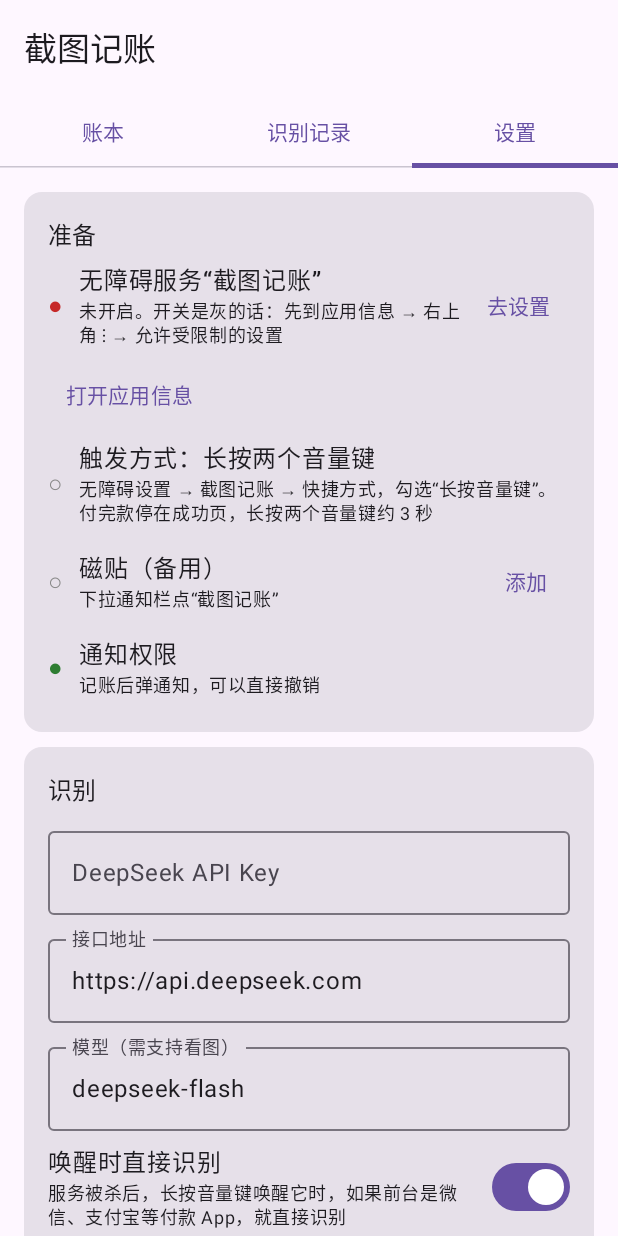
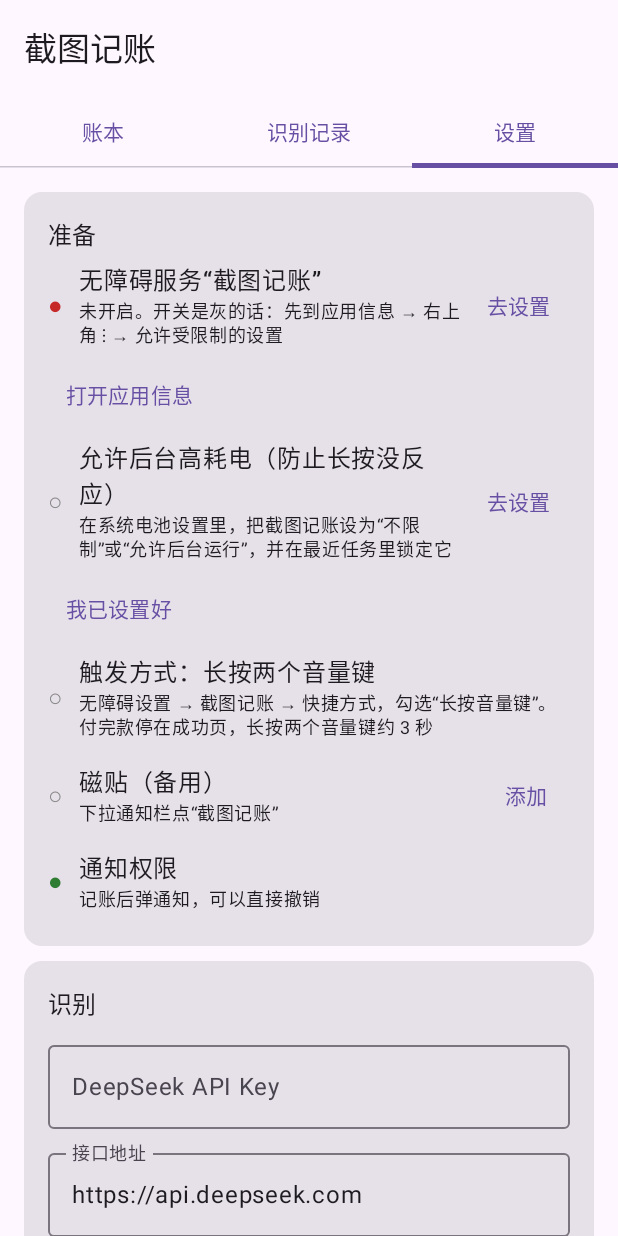
Before and after one commit to shaowenfu/Bookkeeper, an Android app built with Jetpack Compose: the screen it shows after launch (MainActivity), tab 3 chosen, on a phone screen of 412 x 824 dp. Run offline under Robolectric (Android 15) with nearby library versions, the phone set to English and light mode, and no system bars; our stand-ins replace Room's generated code.

Commit message:
M1.1: drop shortcut clicks delivered late by vivo freezing, battery guide, empty-response and needs-review fixes
- Shortcut trigger is ignored (with toast + stale_trigger log) when the active
  window is our own app, the launcher or SystemUI: those are clicks queued while
  the process was frozen and delivered when the user opened the app.
- In-app guide for vivo 允许后台高耗电 (ledger banner + settings row), opens the
  vivo background-power page when possible; settings flags late clicks after setup.
- Empty model content is recorded as no_tx instead of retried 3x.
- needs_review text check only applies when the screen text contains an amount.

Co-Authored-By: Claude Opus 5.5 <noreply@anthropic.com>
Claude-Session: https://claude.ai/code/session_01MGMxsvYSHb9ttdkuSeGzZ9

```diff
--- a/app/build.gradle.kts
+++ b/app/build.gradle.kts
@@ -21,8 +21,8 @@ android {
         applicationId = "com.shaowenfu.bookkeeper"
         minSdk = 30
         targetSdk = 35
-        versionCode = 3
-        versionName = "0.3.0-m1"
+        versionCode = 4
+        versionName = "0.3.1"
     }
 
     signingConfigs {
--- a/app/src/main/java/com/shaowenfu/bookkeeper/recognize/Ledger.kt
+++ b/app/src/main/java/com/shaowenfu/bookkeeper/recognize/Ledger.kt
@@ -24,6 +24,9 @@ object Ledger {
     private val DIRECTIONS = setOf("expense", "refund", "income", "transfer", "repayment")
     private const val MIN = 60_000L
 
+    /** 屏幕文字里确实出现过金额，才拿它核对模型读出的金额 */
+    private val MONEY_IN_TEXT = Regex("[¥￥]\\s*\\d|\\d+\\.\\d{2}")
+
     suspend fun apply(context: Context, raw: RawEvent, result: JSONObject): List<Outcome> {
         val db = AppDatabase.get(context)
         val arr = result.optJSONArray("transactions") ?: return emptyList()
@@ -41,7 +44,7 @@ object Ledger {
                 val occurredAt = parsedTime ?: raw.createdAt
                 val confidence = o.optDouble("confidence", 1.0)
                 val amountStr = BigDecimal(cents).movePointLeft(2).setScale(2).toPlainString()
-                val textMismatch = !raw.flatText.isNullOrBlank() && raw.textChars >= 10 &&
+                val textMismatch = !raw.flatText.isNullOrBlank() && raw.textChars >= 10 && MONEY_IN_TEXT.containsMatchIn(raw.flatText) &&
                     !raw.flatText.replace(",", "").contains(amountStr)
                 val items = parseItems(o.optJSONArray("items"))
                 val now = System.currentTimeMillis()
--- a/app/src/main/java/com/shaowenfu/bookkeeper/settings/Prefs.kt
+++ b/app/src/main/java/com/shaowenfu/bookkeeper/settings/Prefs.kt
@@ -26,6 +26,11 @@ class Prefs(context: Context) {
         get() = sp.getBoolean("capture_on_wake", true)
         set(v) = sp.edit().putBoolean("capture_on_wake", v).apply()
 
+    /** 用户在引导里点了“已设置好”。系统不提供查询接口，只能靠用户自己确认 */
+    var batteryGuideDoneAt: Long
+        get() = sp.getLong("battery_guide_done_at", 0L)
+        set(v) = sp.edit().putLong("battery_guide_done_at", v).apply()
+
     companion object {
         const val DEFAULT_BASE_URL = "https://api.deepseek.com"
         const val DEFAULT_MODEL = "deepseek-flash"
--- a/app/src/main/java/com/shaowenfu/bookkeeper/ui/MainActivity.kt
+++ b/app/src/main/java/com/shaowenfu/bookkeeper/ui/MainActivity.kt
@@ -21,6 +21,7 @@ import androidx.compose.foundation.isSystemInDarkTheme
 import androidx.compose.material3.MaterialTheme
 import androidx.compose.material3.darkColorScheme
 import androidx.compose.material3.lightColorScheme
+import com.shaowenfu.bookkeeper.settings.BatteryGuide
 import com.shaowenfu.bookkeeper.R
 import com.shaowenfu.bookkeeper.capture.CaptureTileService
 
@@ -52,6 +53,7 @@ class MainActivity : ComponentActivity() {
                         openAppDetails = {
                             startActivity(Intent(Settings.ACTION_APPLICATION_DETAILS_SETTINGS).setData(Uri.parse("package:$packageName")))
                         },
+                        openBatterySettings = { BatteryGuide.open(this) },
                         requestPostNotifications = { notifPermission.launch(Manifest.permission.POST_NOTIFICATIONS) },
                         addTile = ::addTile,
                         pickImages = {
--- a/app/src/main/java/com/shaowenfu/bookkeeper/ui/MainViewModel.kt
+++ b/app/src/main/java/com/shaowenfu/bookkeeper/ui/MainViewModel.kt
@@ -30,6 +30,7 @@ data class Health(
     val serviceConnected: Boolean = false,
     val notificationsAllowed: Boolean = false,
     val apiKeySet: Boolean = false,
+    val batteryGuideDoneAt: Long = 0L,
 )
 
 class MainViewModel(app: Application) : AndroidViewModel(app) {
@@ -62,6 +63,13 @@ class MainViewModel(app: Application) : AndroidViewModel(app) {
 
     private var reportedDead = false
 
+    fun markBatteryGuideDone() {
+        val now = System.currentTimeMillis()
+        prefs.batteryGuideDoneAt = now
+        _health.value = _health.value.copy(batteryGuideDoneAt = now)
+        _message.value = "好的。之后如果长按又被延迟，设置页会提示"
+    }
+
     fun refreshHealth(notificationsAllowed: Boolean) {
         val app = getApplication<Application>()
         val enabled = ScreenReaderService.isEnabledInSettings(app)
@@ -71,7 +79,7 @@ class MainViewModel(app: Application) : AndroidViewModel(app) {
             ScreenReaderService.logEvent(app, "enabled_but_dead", "app_open")
         }
         if (connected) reportedDead = false
-        _health.value = Health(enabled, connected, notificationsAllowed, prefs.apiKey.isNotBlank())
+        _health.value = Health(enabled, connected, notificationsAllowed, prefs.apiKey.isNotBlank(), prefs.batteryGuideDoneAt)
         // 打开 App 时把没识别完的补上（App 在前台，可以起前台服务）
         viewModelScope.launch {
             if (prefs.apiKey.isNotBlank() && db.rawEvents().todoCount() > 0) RecognitionRunner.kick(app)
--- a/app/src/main/java/com/shaowenfu/bookkeeper/ui/Screens.kt
+++ b/app/src/main/java/com/shaowenfu/bookkeeper/ui/Screens.kt
@@ -66,6 +66,7 @@ import com.shaowenfu.bookkeeper.data.RawEvent
 import com.shaowenfu.bookkeeper.data.Tx
 import com.shaowenfu.bookkeeper.recognize.Ledger
 import com.shaowenfu.bookkeeper.recognize.Prompts
+import com.shaowenfu.bookkeeper.settings.BatteryGuide
 import org.json.JSONObject
 import java.text.SimpleDateFormat
 import java.util.Date
@@ -74,6 +75,7 @@ import java.util.Locale
 data class ScreenActions(
     val openAccessibilitySettings: () -> Unit,
     val openAppDetails: () -> Unit,
+    val openBatterySettings: () -> Unit,
     val requestPostNotifications: () -> Unit,
     val addTile: () -> Unit,
     val pickImages: () -> Unit,
@@ -166,6 +168,21 @@ private fun LedgerTab(vm: MainViewModel, actions: ScreenActions, onOpen: (Long)
                     if (!h.apiKeySet) "还没填 DeepSeek API Key，到“设置”页填写。" else "无障碍服务没连上，长按两个音量键唤醒，或到“设置”页查看。",
                     color = MaterialTheme.colorScheme.error, style = MaterialTheme.typography.bodySmall,
                 )
+            }
+        }
+        if (h.batteryGuideDoneAt == 0L && BatteryGuide.isVivo) {
+            item {
+                Card(Modifier.fillMaxWidth()) {
+                    Column(Modifier.padding(16.dp)) {
+                        Text("先做一步：允许后台高耗电", fontWeight = FontWeight.Medium)
+                        Text("不设置的话，vivo 会冻住截图记账，付款页长按音量键会没反应。${BatteryGuide.steps}。",
+                            style = MaterialTheme.typography.bodySmall)
+                        Row(Modifier.padding(top = 6.dp), horizontalArrangement = Arrangement.spacedBy(8.dp)) {
+                            Button(onClick = actions.openBatterySettings) { Text("去设置") }
+                            TextButton(onClick = { vm.markBatteryGuideDone() }) { Text("已设置好") }
+                        }
+                    }
+                }
             }
         }
         if (txs.isEmpty()) {
@@ -390,6 +407,10 @@ private fun SettingsTab(vm: MainViewModel, actions: ScreenActions) {
     var base by remember { mutableStateOf(p.baseUrl) }
     var model by remember { mutableStateOf(p.model) }
     var onWake by remember { mutableStateOf(p.captureOnWake) }
+    val batteryDone = h.batteryGuideDoneAt > 0
+    // 只统计“已设置好”之后、最近 7 天内的延迟长按，用来判断设置是否真的生效
+    val since = maxOf(System.currentTimeMillis() - 7 * 24 * 3600_000L, h.batteryGuideDoneAt)
+    val staleCount = serviceEvents.count { it.type == "stale_trigger" && it.at >= since }
 
     Column(Modifier.fillMaxSize().verticalScroll(rememberScrollState()).padding(16.dp), verticalArrangement = Arrangement.spacedBy(10.dp)) {
         Card { Column(Modifier.padding(16.dp)) {
@@ -404,6 +425,16 @@ private fun SettingsTab(vm: MainViewModel, actions: ScreenActions) {
                 action = "去设置", onAction = actions.openAccessibilitySettings,
             )
             if (!h.serviceEnabled) TextButton(onClick = actions.openAppDetails) { Text("打开应用信息") }
+            StatusRow(
+                ok = if (staleCount > 0) false else if (batteryDone) true else null,
+                title = "允许后台高耗电（防止长按没反应）",
+                detail = buildString {
+                    append(BatteryGuide.steps)
+                    if (staleCount > 0) append(if (batteryDone) "。设置之后仍有 $staleCount 次长按被系统延迟，请检查是否已锁定" else "。最近 7 天有 $staleCount 次长按被系统延迟")
+                },
+                action = "去设置", onAction = actions.openBatterySettings,
+            )
+            if (!batteryDone) TextButton(onClick = { vm.markBatteryGuideDone() }) { Text("我已设置好") }
             StatusRow(ok = null, title = "触发方式：长按两个音量键",
                 detail = "无障碍设置 → 截图记账 → 快捷方式，勾选“长按音量键”。付完款停在成功页，长按两个音量键约 3 秒")
             StatusRow(ok = null, title = "磁贴（备用）", detail = "下拉通知栏点“截图记账”", action = "添加", onAction = actions.addTile)
```
Also changed, not shown: app/src/main/AndroidManifest.xml (+8 -0 lines), app/src/main/java/com/shaowenfu/bookkeeper/capture/ScreenReaderService.kt (+29 -0 lines), app/src/main/java/com/shaowenfu/bookkeeper/recognize/Recognizer.kt (+11 -0 lines), app/src/main/java/com/shaowenfu/bookkeeper/settings/BatteryGuide.kt (added, +44 -0 lines).
